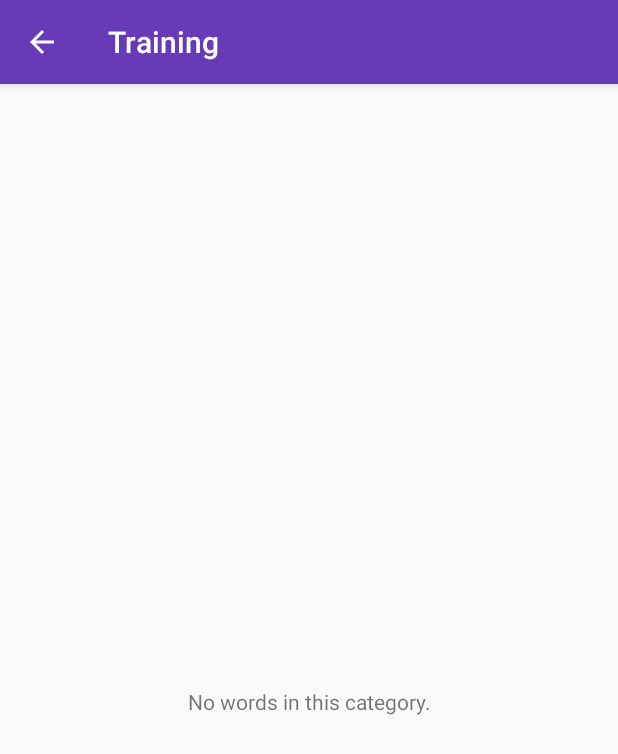
After one commit to steffyP/vocabtrainer, an Android app: the TrainingActivity screen opened directly, with no data from a screen before it, on a phone screen of 412 x 824 dp. The commit adds this screen. Shown: the top 754 px of the screen. Run offline under Robolectric (Android 15) with nearby library versions, the phone set to English and light mode, and no system bars; our stand-ins replace ButterKnife.

Commit message:
added training view

```diff
--- /dev/null
+++ b/app/src/main/java/com/vocabtrainer/project/vocabtrainer/TrainingActivity.java
@@ -0,0 +1,99 @@
+package com.vocabtrainer.project.vocabtrainer;
+
+import android.database.Cursor;
+import android.opengl.Visibility;
+import android.os.Bundle;
+import android.support.v4.app.LoaderManager;
+import android.support.v4.content.CursorLoader;
+import android.support.v4.content.Loader;
+import android.support.v4.view.PagerAdapter;
+import android.support.v4.view.ViewPager;
+import android.support.v7.app.AppCompatActivity;
+import android.support.v7.widget.Toolbar;
+import android.view.View;
+import android.widget.ProgressBar;
+
+import com.vocabtrainer.project.vocabtrainer.database.VocabContract;
+import com.vocabtrainer.project.vocabtrainer.vocab.VocabPagerAdapter;
+
+import butterknife.BindView;
+import butterknife.ButterKnife;
+
+import static com.vocabtrainer.project.vocabtrainer.ListWordActivity.EXTRA_CATEGORY_ID;
+
+/**
+ * Created by stefanie on 23.12.17.
+ */
+
+public class TrainingActivity extends AppCompatActivity implements LoaderManager.LoaderCallbacks<Cursor> {
+
+    private static final int WORDS_LOADER = 445566;
+    @BindView(R.id.toolbar)
+    Toolbar toolbar;
+
+    @BindView(R.id.pager)
+    ViewPager pager;
+
+    @BindView(R.id.progress_bar)
+    ProgressBar progressBar;
+
+    @BindView(R.id.empty_view)
+    View emptyView;
+
+    private PagerAdapter pagerAdapter;
+    private long categoryId;
+
+    @Override
+    protected void onCreate(Bundle savedInstanceState) {
+        super.onCreate(savedInstanceState);
+        setContentView(R.layout.activity_training);
+
+        ButterKnife.bind(this);
+
+        setSupportActionBar(toolbar);
+        getSupportActionBar().setDisplayHomeAsUpEnabled(true);
+
+        categoryId = getIntent().getLongExtra(EXTRA_CATEGORY_ID, 0);
+        getSupportLoaderManager().initLoader(WORDS_LOADER, null, this);
+
+
+        pager.setPadding(100, 0, 100, 0);
+        pager.setClipToPadding(false);
+    }
+
+
+    @Override
+    public void onBackPressed() {
+        if (pager.getCurrentItem() == 0) {
+            // If the user is currently looking at the first step, allow the system to handle the
+            // Back button. This calls finish() on this activity and pops the back stack.
+            super.onBackPressed();
+        } else {
+            // Otherwise, select the previous step.
+            pager.setCurrentItem(pager.getCurrentItem() - 1);
+        }
+    }
+
+    @Override
+    public Loader<Cursor> onCreateLoader(int id, Bundle args) {
+        progressBar.setVisibility(View.VISIBLE);
+        return new CursorLoader(this, VocabContract.Category.buildItemUri(categoryId), null, null, null, null);
+
+    }
+
+    @Override
+    public void onLoadFinished(Loader<Cursor> loader, Cursor data) {
+        progressBar.setVisibility(View.GONE);
+        if(data != null && data.getCount() > 0) {
+            pagerAdapter = new VocabPagerAdapter(getSupportFragmentManager(), data);
+            pager.setAdapter(pagerAdapter);
+        } else {
+            emptyView.setVisibility(View.VISIBLE);
+        }
+    }
+
+    @Override
+    public void onLoaderReset(Loader<Cursor> loader) {
+
+    }
+}
--- /dev/null
+++ b/app/src/main/res/layout/activity_training.xml
@@ -0,0 +1,54 @@
+<?xml version="1.0" encoding="utf-8"?>
+<android.support.design.widget.CoordinatorLayout xmlns:android="http://schemas.android.com/apk/res/android"
+    xmlns:app="http://schemas.android.com/apk/res-auto"
+    xmlns:tools="http://schemas.android.com/tools"
+    android:layout_width="match_parent"
+    android:layout_height="match_parent"
+    tools:context="com.vocabtrainer.project.vocabtrainer.MainActivity">
+
+    <android.support.design.widget.AppBarLayout
+        android:id="@+id/app_bar_layout"
+        android:layout_width="match_parent"
+        android:layout_height="wrap_content">
+
+        <android.support.v7.widget.Toolbar
+            android:id="@+id/toolbar"
+            android:layout_width="match_parent"
+            android:layout_height="?attr/actionBarSize"
+            android:elevation="@dimen/toolbar_elevation"
+            app:popupTheme="@style/ThemeOverlay.AppCompat.Light"
+            app:theme="@style/ThemeOverlay.AppCompat.Dark.ActionBar"
+            app:title="@string/training" />
+
+    </android.support.design.widget.AppBarLayout>
+
+
+        <FrameLayout
+            android:layout_width="match_parent"
+            android:layout_height="match_parent"
+            android:layout_gravity="center"
+            app:layout_behavior="@string/appbar_scrolling_view_behavior">
+
+            <android.support.v4.view.ViewPager xmlns:android="http://schemas.android.com/apk/res/android"
+                android:id="@+id/pager"
+                android:layout_width="match_parent"
+                android:layout_height="match_parent" />
+
+            <ProgressBar
+                android:id="@+id/progress_bar"
+                android:layout_width="wrap_content"
+                android:layout_height="wrap_content"
+                android:layout_gravity="center"
+                android:visibility="gone"/>
+            <TextView
+                android:id="@+id/empty_view"
+                android:text="@string/no_words_added"
+                android:gravity="center"
+                android:layout_width="match_parent"
+                android:layout_height="match_parent"
+                android:visibility="gone"/>
+        </FrameLayout>
+
+
+
+</android.support.design.widget.CoordinatorLayout>
--- a/app/src/main/res/values/integers.xml
+++ b/app/src/main/res/values/integers.xml
@@ -1,4 +1,6 @@
 <?xml version="1.0" encoding="utf-8"?>
 <resources>
     <integer name="span_count">1</integer>
+    <integer name="card_flip_time_full">1000</integer>
+    <integer name="rotation">500</integer>
 </resources>
--- a/app/src/main/res/values/strings.xml
+++ b/app/src/main/res/values/strings.xml
@@ -42,4 +42,5 @@
     <string name="enter_german_word">Enter German word</string>
     <string name="enter_english_word">Enter English word</string>
     <string name="questionmark">\?</string>
+    <string name="training">Training</string>
 </resources>
--- a/app/src/main/res/values/styles.xml
+++ b/app/src/main/res/values/styles.xml
@@ -55,4 +55,9 @@
         <item name="android:textColor">@color/colorPrimary</item>
     </style>
 
+    <style name="vocab">
+        <item name="android:textColor">@android:color/white</item>
+        <item name="android:textSize">32sp</item>
+    </style>
+
 </resources>
```
Also changed, not shown: app/src/main/AndroidManifest.xml (+7 -0 lines), app/src/main/java/com/vocabtrainer/project/vocabtrainer/adapter/CategoryAdapter.java (+11 -0 lines), app/src/main/java/com/vocabtrainer/project/vocabtrainer/vocab/VocabFragment.java (added, +81 -0 lines), app/src/main/java/com/vocabtrainer/project/vocabtrainer/vocab/VocabPagerAdapter.java (added, +45 -0 lines), app/src/main/res/animator/card_flip.xml (added, +19 -0 lines), app/src/main/res/layout/fragment_vocab.xml (added, +35 -0 lines).
